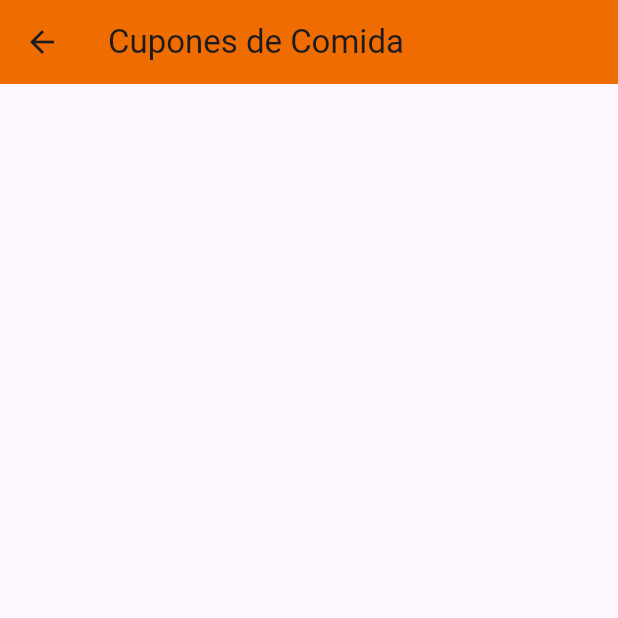
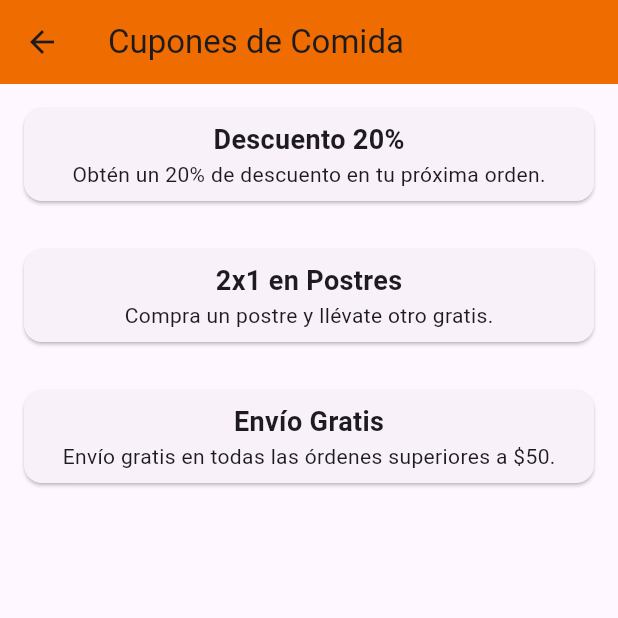
Before and after one commit to MariaBernal23/shopping, a Flutter app: the CouponPage screen opened directly, on a phone screen of 412 x 824 dp, the top half of it. Run offline on Flutter 3.47's test engine with Material 2 defaults, Android fonts, the phone set to English and light mode, and no system bars.

Commit message:
agregando cupones

```diff
--- a/lib/cupones.dart
+++ b/lib/cupones.dart
@@ -10,7 +10,18 @@ class Coupon {
 
 class CouponPage extends StatelessWidget {
   final List<Coupon> coupons = [
-
+    Coupon(
+      title: "Descuento 20%",
+      description: "Obtén un 20% de descuento en tu próxima orden.",
+    ),
+    Coupon(
+      title: "2x1 en Postres",
+      description: "Compra un postre y llévate otro gratis.",
+    ),
+    Coupon(
+      title: "Envío Gratis",
+      description: "Envío gratis en todas las órdenes superiores a \$50.",
+    ),
     // Agrega más cupones según sea necesario
   ];
 
```
